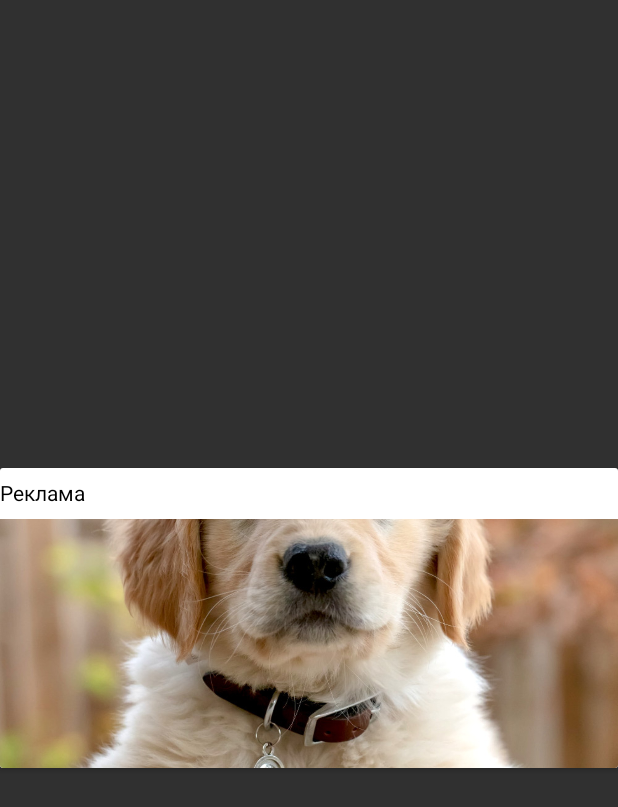
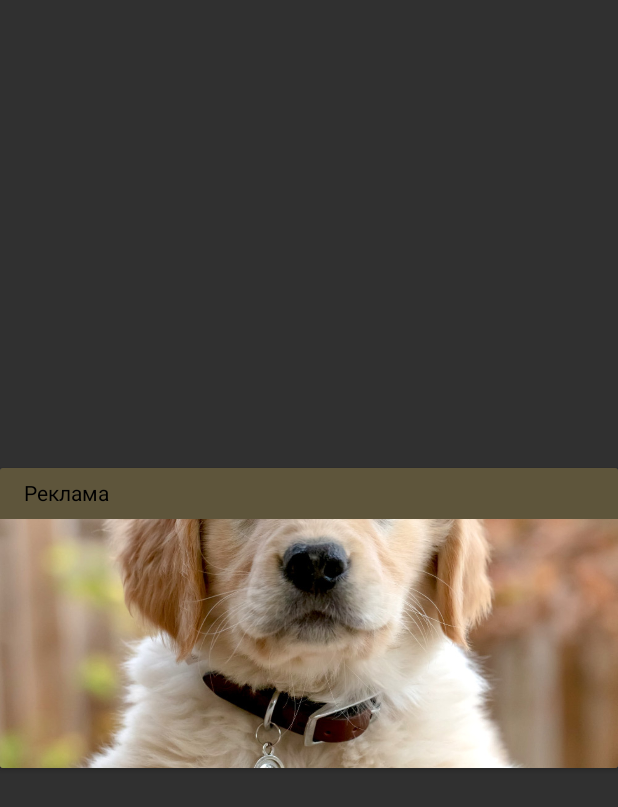
Before and after one commit to pavlushaemae/Android-2022, an Android app: the layout item_ad.xml on its own in the app's theme, with its tools: preview values and no code run, on a phone screen of 412 x 824 dp. Shown: the top 807 px of the screen. Run offline under Robolectric (Android 15) with nearby library versions, the phone set to English and light mode, and no system bars.

Commit message:
Update(1) hw 5

```diff
--- a/app/src/main/AndroidManifest.xml
+++ b/app/src/main/AndroidManifest.xml
@@ -1,6 +1,8 @@
 <?xml version="1.0" encoding="utf-8"?>
 <manifest xmlns:android="http://schemas.android.com/apk/res/android"
     package="com.itis.androidcourse">
+
+    <uses-permission android:name="android.permission.INTERNET" />
 
     <application
         android:allowBackup="true"
--- a/app/src/main/java/com/itis/androidcourse/adapter/AdHolder.kt
+++ b/app/src/main/java/com/itis/androidcourse/adapter/AdHolder.kt
@@ -7,13 +7,9 @@ import com.itis.androidcourse.databinding.ItemAdBinding
 
 class AdHolder(
     private val binding: ItemAdBinding
-): RecyclerView.ViewHolder(binding.root) {
-//    fun onBind(title: String) {
-////        binding.root.text = title
-//    }
+) : RecyclerView.ViewHolder(binding.root) {
 
     companion object {
-
         fun create(parent: ViewGroup): AdHolder = AdHolder(
             binding = ItemAdBinding.inflate(
                 LayoutInflater.from(parent.context),
--- a/app/src/main/java/com/itis/androidcourse/adapter/DogHolder.kt
+++ b/app/src/main/java/com/itis/androidcourse/adapter/DogHolder.kt
@@ -2,7 +2,6 @@ package com.itis.androidcourse.adapter
 
 import android.view.LayoutInflater
 import android.view.ViewGroup
-import androidx.recyclerview.widget.ItemTouchHelper
 import androidx.recyclerview.widget.RecyclerView
 import com.bumptech.glide.Priority
 import com.bumptech.glide.RequestManager
@@ -10,10 +9,7 @@ import com.bumptech.glide.load.engine.DiskCacheStrategy
 import com.bumptech.glide.request.RequestOptions
 import com.itis.androidcourse.R
 import com.itis.androidcourse.databinding.ItemDogBinding
-import com.itis.androidcourse.helper.SwipeToDeleteCallback
 import com.itis.androidcourse.model.Dog
-import com.itis.androidcourse.model.Item
-import com.itis.androidcourse.repository.DogRepository
 
 class DogHolder(
     private val binding: ItemDogBinding,
@@ -52,6 +48,7 @@ class DogHolder(
                 .into(ivPhoto)
         }
     }
+
     companion object {
         const val ARG_NAME = "arg_name"
 
--- a/app/src/main/java/com/itis/androidcourse/helper/SwipeToDeleteCallback.kt
+++ b/app/src/main/java/com/itis/androidcourse/helper/SwipeToDeleteCallback.kt
@@ -2,7 +2,6 @@ package com.itis.androidcourse.helper
 
 import androidx.recyclerview.widget.ItemTouchHelper
 import androidx.recyclerview.widget.RecyclerView
-import com.itis.androidcourse.model.Dog
 
 abstract class SwipeToDeleteCallback : ItemTouchHelper.SimpleCallback(0, ItemTouchHelper.LEFT) {
     override fun onMove(
--- a/app/src/main/java/com/itis/androidcourse/repository/DogRepository.kt
+++ b/app/src/main/java/com/itis/androidcourse/repository/DogRepository.kt
@@ -173,7 +173,8 @@ object DogRepository {
             "Германия",
             "Такса – без преувеличения самая «обаятельная и привлекательная» среди огромного количества пород. Очарование этой собаки позволило ей игнорировать веяния капризной и переменчивой моды, оставаясь вот уже более двух столетий в топ-списках по популярности. Среди верных поклонников породы можно встретить как заядлых охотников, так и людей, которые искренне воспринимают таксу исключительно комнатной собакой. Главным остается то, что все они считают своих любимцев эталоном собачьего ума, храбрости, преданности, любви и красоты.",
             "https://lapkins.ru/upload/resize_cache/uf/3c0/293_293_2/3c0d32acef3eae66b49d287ce4f97c08.jpg"
-        ))
+        )
+    )
 
     fun getDogById(id: Long): Dog? {
         listOfDog.forEach {
--- a/app/src/main/res/layout/activity_main.xml
+++ b/app/src/main/res/layout/activity_main.xml
@@ -9,6 +9,6 @@
     <androidx.fragment.app.FragmentContainerView
         android:id="@+id/container"
         android:layout_width="match_parent"
-        android:layout_height="match_parent"/>
+        android:layout_height="match_parent" />
 
 </androidx.constraintlayout.widget.ConstraintLayout>
--- a/app/src/main/res/layout/fragment_dialog.xml
+++ b/app/src/main/res/layout/fragment_dialog.xml
@@ -1,7 +1,6 @@
 <?xml version="1.0" encoding="utf-8"?>
 <androidx.constraintlayout.widget.ConstraintLayout xmlns:android="http://schemas.android.com/apk/res/android"
     xmlns:app="http://schemas.android.com/apk/res-auto"
-    xmlns:tools="http://schemas.android.com/tools"
     android:layout_width="match_parent"
     android:layout_height="match_parent">
 
@@ -46,9 +45,9 @@
 
         <com.google.android.material.textfield.TextInputEditText
             android:id="@+id/et_position"
-            android:inputType="number"
             android:layout_width="match_parent"
-            android:layout_height="match_parent" />
+            android:layout_height="match_parent"
+            android:inputType="number" />
     </com.google.android.material.textfield.TextInputLayout>
 
 </androidx.constraintlayout.widget.ConstraintLayout>
--- a/app/src/main/res/layout/item_ad.xml
+++ b/app/src/main/res/layout/item_ad.xml
@@ -14,14 +14,16 @@
     <androidx.constraintlayout.widget.ConstraintLayout
         android:layout_width="match_parent"
         android:layout_height="match_parent"
-        android:background="@color/white">
+        android:background="#5E553B">
 
         <TextView
             android:id="@+id/tv_title"
             android:layout_width="match_parent"
             android:layout_height="wrap_content"
-            android:text="Реклама"
             android:layout_marginTop="40dp"
+            android:paddingStart="16dp"
+            android:paddingEnd="16dp"
+            android:text="@string/ad"
             android:textColor="@color/black"
             app:layout_constraintBottom_toTopOf="@id/iv_ad"
             app:layout_constraintStart_toStartOf="parent"
@@ -32,6 +34,8 @@
             android:layout_width="match_parent"
             android:layout_height="wrap_content"
             android:layout_marginTop="8dp"
+
+            android:contentDescription="@string/ad"
             android:scaleType="centerCrop"
             android:src="@drawable/default_dog"
             app:layout_constraintBottom_toBottomOf="parent"
--- a/app/src/main/res/values/strings.xml
+++ b/app/src/main/res/values/strings.xml
@@ -10,4 +10,6 @@
     <string name="position">Позиция</string>
     <string name="delete">Удалить</string>
     <string name="country_ru">Страна</string>
+    <string name="button">Button</string>
+    <string name="ad">Реклама</string>
 </resources>
```
Also changed, not shown: app/src/main/java/com/itis/androidcourse/adapter/DogAdapter.kt (+0 -26 lines), app/src/main/java/com/itis/androidcourse/fragments/FirstFragment.kt (+5 -3 lines), app/src/main/java/com/itis/androidcourse/fragments/MyDialogFragment.kt (+4 -4 lines), app/src/main/java/com/itis/androidcourse/utils/ItemCallback.kt (+2 -18 lines), app/src/main/res/layout/fragment_first.xml (+7 -6 lines). Lines whose indentation alone changed are shown as unchanged.
